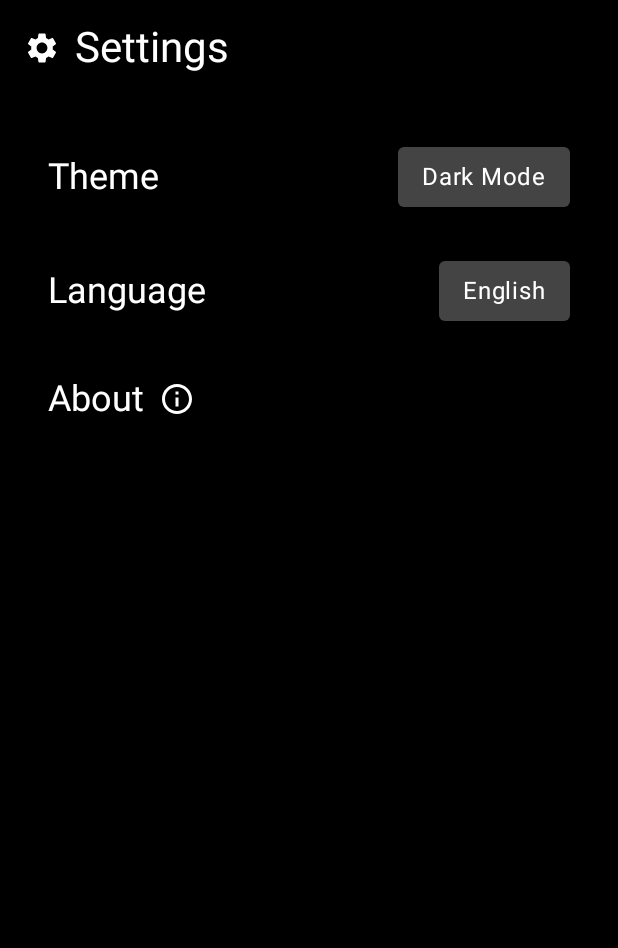
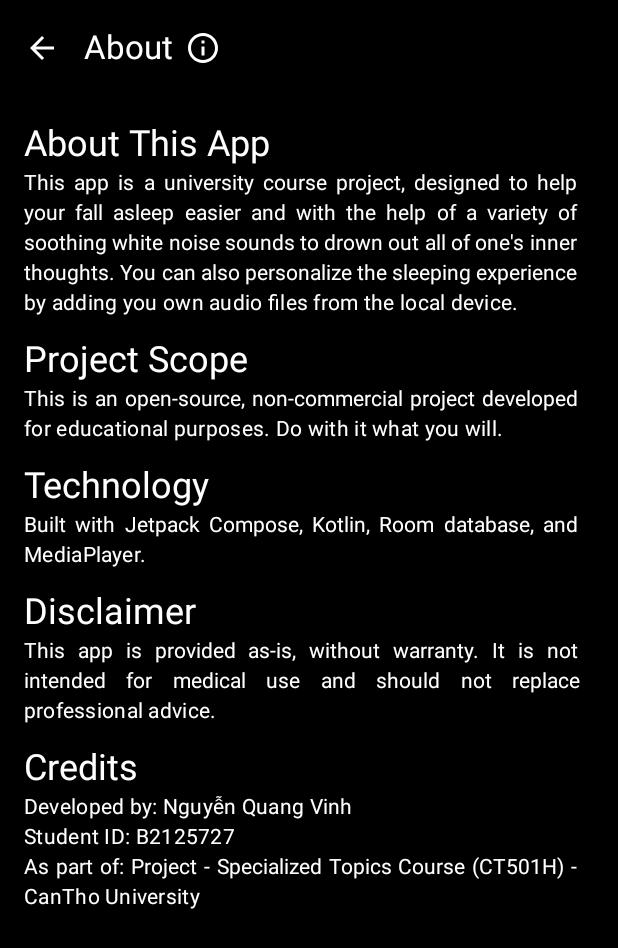
Before and after one commit to CommonHouseCat/Music-Player, an Android app built with Jetpack Compose: the composable Settings shown on its own in the app's theme, after a tap on "About", on a phone screen of 412 x 824 dp. Shown: the top 948 px of the screen. Run offline under Robolectric (Android 15) with nearby library versions, the phone set to English and light mode, and no system bars; network calls fail.

Commit message:
feat: add the About page

```diff
--- a/app/src/main/AndroidManifest.xml
+++ b/app/src/main/AndroidManifest.xml
@@ -32,5 +32,10 @@
             android:name=".PlaySong"
             android:exported="true" >
         </activity>
+
+        <activity
+            android:name=".AboutActivity"
+            android:exported="true" >
+        </activity>
     </application>
 </manifest>
--- /dev/null
+++ b/app/src/main/java/com/example/nlcn/AboutActivity.kt
@@ -0,0 +1,140 @@
+package com.example.nlcn
+
+import android.os.Bundle
+import androidx.compose.material3.Surface
+import androidx.activity.ComponentActivity
+import androidx.activity.compose.setContent
+import androidx.activity.enableEdgeToEdge
+import androidx.compose.foundation.layout.Column
+import androidx.compose.foundation.layout.fillMaxSize
+import androidx.compose.material.icons.Icons
+import androidx.compose.material3.ExperimentalMaterial3Api
+import androidx.compose.material3.Icon
+import androidx.compose.material3.IconButton
+import androidx.compose.material3.Text
+import androidx.compose.material3.TopAppBar
+import androidx.compose.material3.TopAppBarDefaults
+import androidx.compose.runtime.Composable
+import androidx.compose.ui.Modifier
+import androidx.compose.ui.graphics.Color
+import android.content.Context
+import androidx.compose.foundation.layout.Row
+import androidx.compose.foundation.layout.Spacer
+import androidx.compose.foundation.layout.height
+import androidx.compose.foundation.layout.padding
+import androidx.compose.foundation.layout.width
+import androidx.compose.material.icons.automirrored.filled.ArrowBack
+import androidx.compose.material.icons.outlined.Info
+import androidx.compose.material3.MaterialTheme
+import androidx.compose.ui.Alignment
+import androidx.compose.ui.text.style.TextAlign
+import androidx.compose.ui.unit.dp
+
+
+import com.example.nlcn.ui.theme.NLCNTheme
+
+class AboutActivity : ComponentActivity() {
+    override fun onCreate(savedInstanceState: Bundle?) {
+        super.onCreate(savedInstanceState)
+        enableEdgeToEdge()
+        setContent {
+            NLCNTheme {
+                AboutScreen(this)
+            }
+        }
+    }
+}
+
+@OptIn(ExperimentalMaterial3Api::class)
+@Composable
+fun AboutScreen(context: Context) {
+   Surface (
+       modifier = Modifier.fillMaxSize(),
+       color = Color.Black
+   ) {
+       Column {
+           TopAppBar(
+               title = {
+                   Row(verticalAlignment = Alignment.CenterVertically) {
+                       Text(text = "About", color = Color.White)
+                       Spacer(modifier = Modifier.width(8.dp))
+                       Icon(
+                           imageVector = Icons.Outlined.Info,
+                           contentDescription = "Info",
+                           tint = Color.White
+                       )
+                   }
+               },
+               navigationIcon = {
+                   IconButton(onClick = { (context as? ComponentActivity)?.onBackPressedDispatcher?.onBackPressed() }) {
+                       Icon(
+                           imageVector =  Icons.AutoMirrored.Filled.ArrowBack,
+                           contentDescription = "Back",
+                           tint = Color.White
+                       )
+                   }
+               },
+               colors = TopAppBarDefaults.topAppBarColors(containerColor = Color.Black)
+           )
+
+           Column(
+               modifier = Modifier
+                   .fillMaxSize()
+                   .padding(16.dp)
+           ) {
+               // General app description
+               Text("About This App", color = Color.White, style = MaterialTheme.typography.headlineSmall)
+               Text(
+                   "This app is a university course project, designed to help your fall asleep easier and with the help of a variety of soothing white noise sounds to drown out all of one's inner thoughts. You can also personalize the sleeping experience by adding you own audio files from the local device.",
+                   color = Color.White,
+                   style = MaterialTheme.typography.bodyMedium,
+                   textAlign = TextAlign.Justify
+               )
+
+               Spacer(modifier = Modifier.height(12.dp))
+
+               // Project Scope
+               Text("Project Scope", color = Color.White, style = MaterialTheme.typography.headlineSmall)
+               Text(
+                   "This is an open-source, non-commercial project developed for educational purposes. Do with it what you will.",
+                   color = Color.White,
+                   style = MaterialTheme.typography.bodyMedium,
+                   textAlign = TextAlign.Justify
+               )
+
+               Spacer(modifier = Modifier.height(12.dp))
+
+               // Technology Used
+               Text("Technology", color = Color.White, style = MaterialTheme.typography.headlineSmall)
+               Text(
+                   "Built with Jetpack Compose, Kotlin, Room database, and MediaPlayer.",
+                   color = Color.White,
+                   style = MaterialTheme.typography.bodyMedium,
+                   textAlign = TextAlign.Justify
+               )
+
+               Spacer(modifier = Modifier.height(12.dp))
+
+               // Technology Used
+               Text("Disclaimer", color = Color.White, style = MaterialTheme.typography.headlineSmall)
+               Text(
+                   "This app is provided as-is, without warranty. It is not intended for medical use and should not replace professional advice.",
+                   color = Color.White,
+                   style = MaterialTheme.typography.bodyMedium,
+                   textAlign = TextAlign.Justify
+               )
+
+               Spacer(modifier = Modifier.height(12.dp))
+
+               // Credit
+               Text("Credits", color = Color.White, style = MaterialTheme.typography.headlineSmall)
+               Text(
+                   "Developed by: Nguyễn Quang Vinh\nStudent ID: B2125727\nAs part of: Project - Specialized Topics Course (CT501H) - CanTho University",
+                   color = Color.White,
+                   style = MaterialTheme.typography.bodyMedium,
+                   textAlign = TextAlign.Justify
+               )
+           }
+       }
+   }
+}
--- a/app/src/main/java/com/example/nlcn/Home.kt
+++ b/app/src/main/java/com/example/nlcn/Home.kt
@@ -31,11 +31,9 @@ import androidx.compose.ui.Modifier
 import androidx.compose.ui.graphics.Color
 import androidx.compose.ui.layout.ContentScale
 import androidx.compose.ui.res.painterResource
-import androidx.compose.ui.tooling.preview.Preview
 import androidx.compose.ui.unit.dp
 import androidx.compose.ui.unit.sp
 import androidx.navigation.NavController
-import androidx.navigation.compose.rememberNavController
 
 @OptIn(ExperimentalMaterial3Api::class)
 @Composable
@@ -190,9 +188,3 @@ fun SoundCard(sound: SoundItem, navController: NavController) {
 }
 
 data class SoundItem(val name: String, val imageRes: Int)
-
-@Preview(showBackground = true)
-@Composable
-fun HomePreview() {
-    Home(navController = rememberNavController())
-}
--- a/app/src/main/java/com/example/nlcn/MainActivity.kt
+++ b/app/src/main/java/com/example/nlcn/MainActivity.kt
@@ -31,7 +31,6 @@ import androidx.compose.ui.Modifier
 import androidx.compose.ui.draw.clip
 import androidx.compose.ui.graphics.Color
 import androidx.compose.ui.platform.LocalContext
-import androidx.compose.ui.tooling.preview.Preview
 import androidx.compose.ui.unit.dp
 import androidx.navigation.compose.NavHost
 import androidx.navigation.compose.composable
@@ -170,11 +169,3 @@ fun MyBottomNavBar() {
         }
     }
 }
-
-@Preview (showBackground = true)
-@Composable
-fun GreetingPreview() {
-    NLCNTheme {
-        MyBottomNavBar()
-    }
-}
--- a/app/src/main/java/com/example/nlcn/Settings.kt
+++ b/app/src/main/java/com/example/nlcn/Settings.kt
@@ -1,5 +1,6 @@
 package com.example.nlcn
 
+import android.content.Intent
 import androidx.compose.foundation.background
 import androidx.compose.foundation.clickable
 import androidx.compose.foundation.layout.Arrangement
@@ -32,11 +33,14 @@ import androidx.compose.runtime.setValue
 import androidx.compose.ui.Alignment
 import androidx.compose.ui.Modifier
 import androidx.compose.ui.graphics.Color
+import androidx.compose.ui.platform.LocalContext
 import androidx.compose.ui.unit.dp
 
 @OptIn(ExperimentalMaterial3Api::class)
 @Composable
 fun Settings(){
+    val context = LocalContext.current
+
     Column(modifier = Modifier
         .fillMaxSize()
         .background(Color.Black)) {
@@ -168,7 +172,10 @@ fun Settings(){
         Row(
             modifier = Modifier
                 .fillMaxWidth()
-                .clickable{},
+                .clickable{
+                    val intent = Intent(context, AboutActivity::class.java)
+                   context.startActivity(intent)
+                },
             horizontalArrangement = Arrangement.spacedBy(10.dp),
             verticalAlignment = Alignment.CenterVertically
         ) {
```
